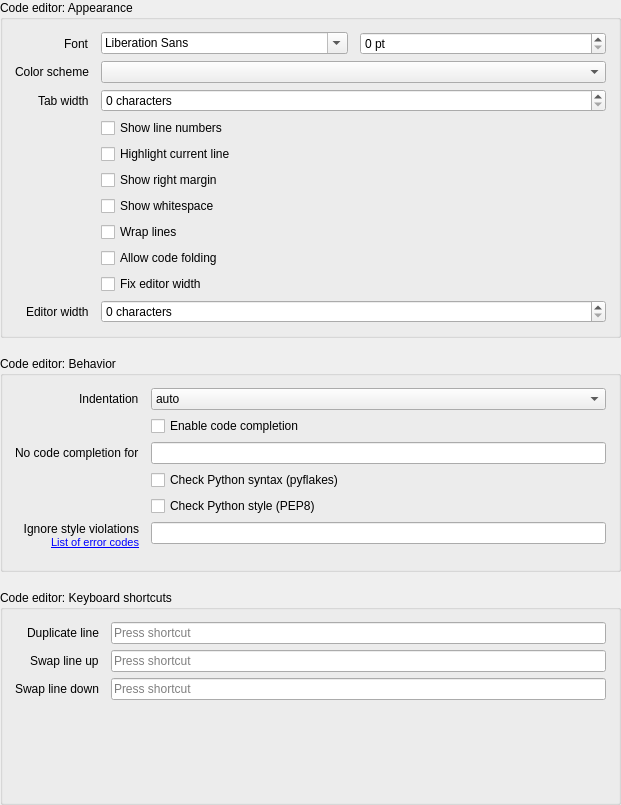
First picture: the form in opensesame_extensions/pyqode_manager/preferences.ui, repository open-cogsci/OpenSesame, before the edit.
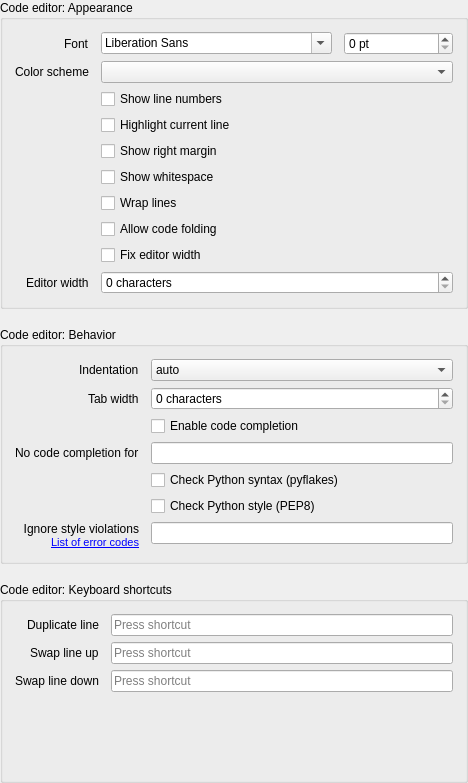
Second picture: the form after the edit.

Commit message: Autodetect indentation length (closes #721)

```diff
--- a/opensesame_extensions/pyqode_manager/preferences.ui
+++ b/opensesame_extensions/pyqode_manager/preferences.ui
@@ -6,8 +6,8 @@
    <rect>
     <x>0</x>
     <y>0</y>
-    <width>621</width>
-    <height>805</height>
+    <width>468</width>
+    <height>783</height>
    </rect>
   </property>
   <property name="windowTitle">
@@ -70,20 +70,6 @@
       <item row="1" column="1">
        <widget class="QComboBox" name="cfg_pyqode_color_scheme"/>
       </item>
-      <item row="2" column="0">
-       <widget class="QLabel" name="label_tab_length">
-        <property name="text">
-         <string>Tab width</string>
-        </property>
-       </widget>
-      </item>
-      <item row="2" column="1">
-       <widget class="QSpinBox" name="cfg_pyqode_tab_length">
-        <property name="suffix">
-         <string> characters</string>
-        </property>
-       </widget>
-      </item>
       <item row="3" column="1">
        <widget class="QCheckBox" name="cfg_pyqode_show_line_numbers">
         <property name="text">
@@ -231,7 +217,38 @@
         </item>
        </widget>
       </item>
-      <item row="5" column="0">
+      <item row="2" column="1">
+       <widget class="QCheckBox" name="cfg_pyqode_code_completion">
+        <property name="text">
+         <string>Enable code completion</string>
+        </property>
+       </widget>
+      </item>
+      <item row="3" column="0">
+       <widget class="QLabel" name="label_pyqode_code_completion_excluded_mimetypes">
+        <property name="text">
+         <string>No code completion for</string>
+        </property>
+       </widget>
+      </item>
+      <item row="3" column="1">
+       <widget class="QLineEdit" name="cfg_pyqode_code_completion_excluded_mimetypes"/>
+      </item>
+      <item row="4" column="1">
+       <widget class="QCheckBox" name="cfg_pyqode_pyflakes_validation">
+        <property name="text">
+         <string>Check Python syntax (pyflakes)</string>
+        </property>
+       </widget>
+      </item>
+      <item row="5" column="1">
+       <widget class="QCheckBox" name="cfg_pyqode_pep8_validation">
+        <property name="text">
+         <string>Check Python style (PEP8)</string>
+        </property>
+       </widget>
+      </item>
+      <item row="6" column="0">
        <widget class="QLabel" name="label_pep8_ignore">
         <property name="text">
          <string>Ignore style violations&lt;br /&gt;&lt;a href=&quot;https://pycodestyle.pycqa.org/en/latest/intro.html#error-codes&quot;&gt;&lt;span style=&quot; font-size:8pt;&quot;&gt;List of error codes&lt;/span&gt;&lt;/a&gt;</string>
@@ -244,37 +261,20 @@
         </property>
        </widget>
       </item>
-      <item row="5" column="1">
+      <item row="6" column="1">
        <widget class="QLineEdit" name="cfg_pyqode_pep8_ignore"/>
       </item>
       <item row="1" column="1">
-       <widget class="QCheckBox" name="cfg_pyqode_code_completion">
-        <property name="text">
-         <string>Enable code completion</string>
+       <widget class="QSpinBox" name="cfg_pyqode_tab_length">
+        <property name="suffix">
+         <string> characters</string>
         </property>
        </widget>
       </item>
-      <item row="3" column="1">
-       <widget class="QCheckBox" name="cfg_pyqode_pyflakes_validation">
+      <item row="1" column="0">
+       <widget class="QLabel" name="label_tab_length">
         <property name="text">
-         <string>Check Python syntax (pyflakes)</string>
-        </property>
-       </widget>
-      </item>
-      <item row="4" column="1">
-       <widget class="QCheckBox" name="cfg_pyqode_pep8_validation">
-        <property name="text">
-         <string>Check Python style (PEP8)</string>
-        </property>
-       </widget>
-      </item>
-      <item row="2" column="1">
-       <widget class="QLineEdit" name="cfg_pyqode_code_completion_excluded_mimetypes"/>
-      </item>
-      <item row="2" column="0">
-       <widget class="QLabel" name="label_pyqode_code_completion_excluded_mimetypes">
-        <property name="text">
-         <string>No code completion for</string>
+         <string>Tab width</string>
         </property>
        </widget>
       </item>
```
The commit also changes 4 other files.
